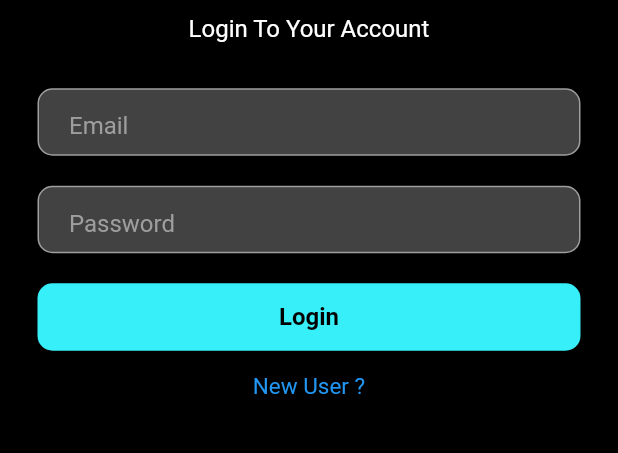
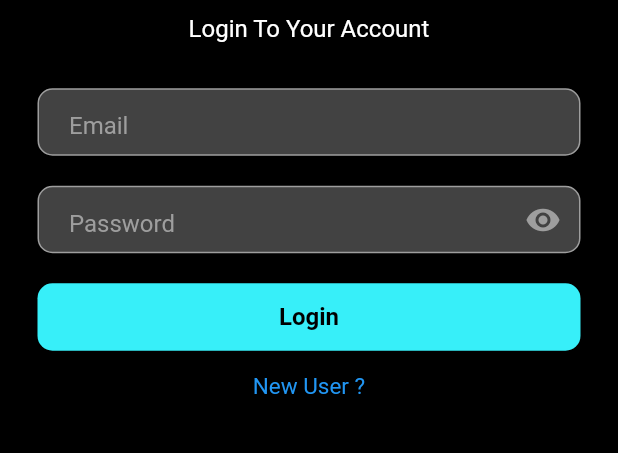
Before and after one commit to Churanta/Flutter-Ble-and-MQTT, a Flutter app: the screen it shows after launch, on a phone screen of 412 x 824 dp, the part 595-1048 px from its top. Run offline on Flutter 3.47's test engine with Material 2 defaults, Android fonts, the phone set to English and light mode, and no system bars; our stand-ins replace flutter_blue, flutter_spinbox, fluttertoast, lottie, pinput, shared_preferences; missing offline and left inert: mqtt_client.

Commit message:
first commit

```diff
--- a/lib/login.dart
+++ b/lib/login.dart
@@ -15,6 +15,7 @@ class _MyLoginState extends State<MyLogin> {
 
   var email = "";
   var password = "";
+  bool obscurePassword = true;
 
   @override
   void initState() {
@@ -118,11 +119,25 @@ class _MyLoginState extends State<MyLogin> {
                         onChanged: (value) {
                           password = value;
                         },
+                        obscureText: obscurePassword,
                         style: TextStyle(color: Colors.white),
-                        decoration: const InputDecoration(
+                        decoration: InputDecoration(
                           border: InputBorder.none,
                           hintText: "Password",
                           hintStyle: TextStyle(color: Colors.grey),
+                          suffixIcon: IconButton(
+                            onPressed: () {
+                              setState(() {
+                                obscurePassword = !obscurePassword;
+                              });
+                            },
+                            icon: Icon(
+                              obscurePassword
+                                  ? Icons.visibility
+                                  : Icons.visibility_off,
+                              color: Colors.grey,
+                            ),
+                          ),
                         ),
                       ),
                     ),
```
